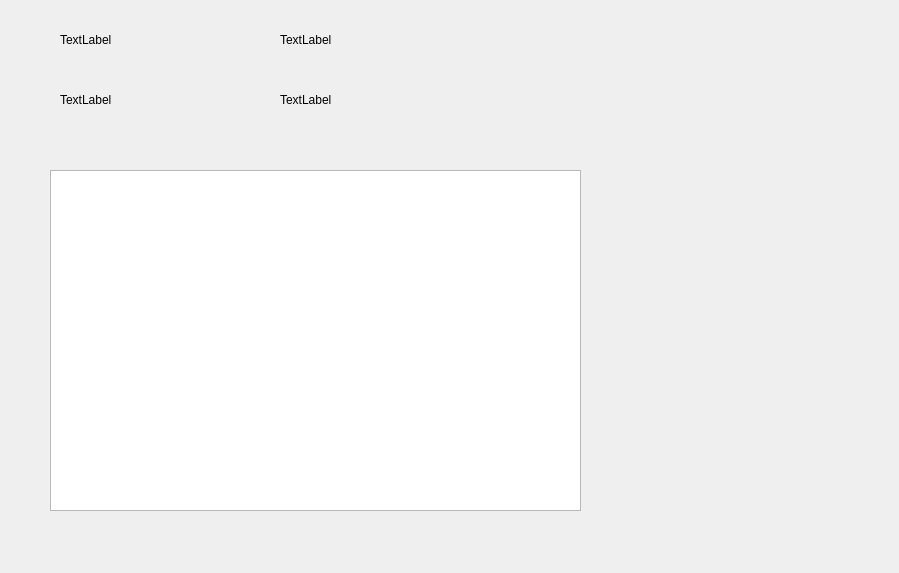
First picture: the form in App/Project/checkform.ui, repository Ilya1505/Practika2022, before the edit.
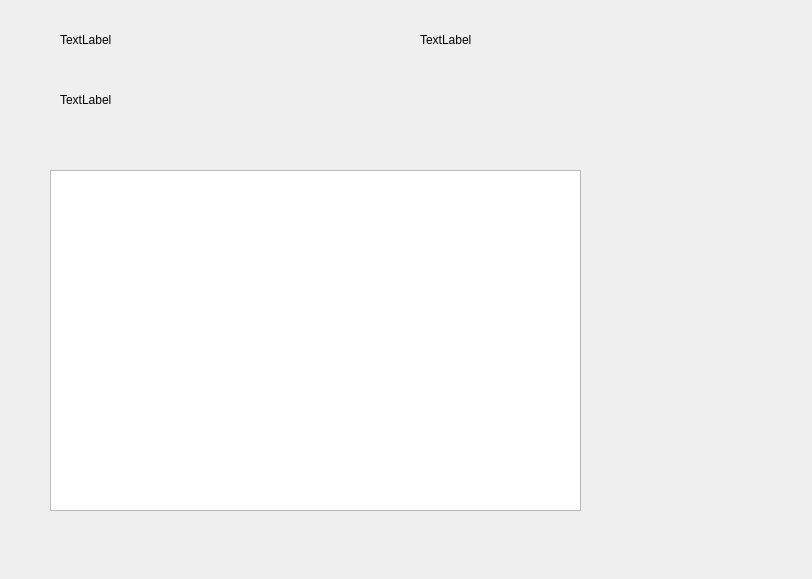
Second picture: the form after the edit.

```diff
--- a/App/Project/checkform.ui
+++ b/App/Project/checkform.ui
@@ -6,8 +6,8 @@
    <rect>
     <x>0</x>
     <y>0</y>
-    <width>899</width>
-    <height>573</height>
+    <width>812</width>
+    <height>579</height>
    </rect>
   </property>
   <property name="windowTitle">
@@ -18,7 +18,7 @@
     <rect>
      <x>60</x>
      <y>30</y>
-     <width>161</width>
+     <width>301</width>
      <height>20</height>
     </rect>
    </property>
@@ -29,7 +29,7 @@
   <widget class="QLabel" name="shopLabel">
    <property name="geometry">
     <rect>
-     <x>280</x>
+     <x>420</x>
      <y>30</y>
      <width>211</width>
      <height>20</height>
@@ -44,20 +44,7 @@
     <rect>
      <x>60</x>
      <y>90</y>
-     <width>181</width>
-     <height>20</height>
-    </rect>
-   </property>
-   <property name="text">
-    <string>TextLabel</string>
-   </property>
-  </widget>
-  <widget class="QLabel" name="priceLabel">
-   <property name="geometry">
-    <rect>
-     <x>280</x>
-     <y>90</y>
-     <width>201</width>
+     <width>311</width>
      <height>20</height>
     </rect>
    </property>
```
